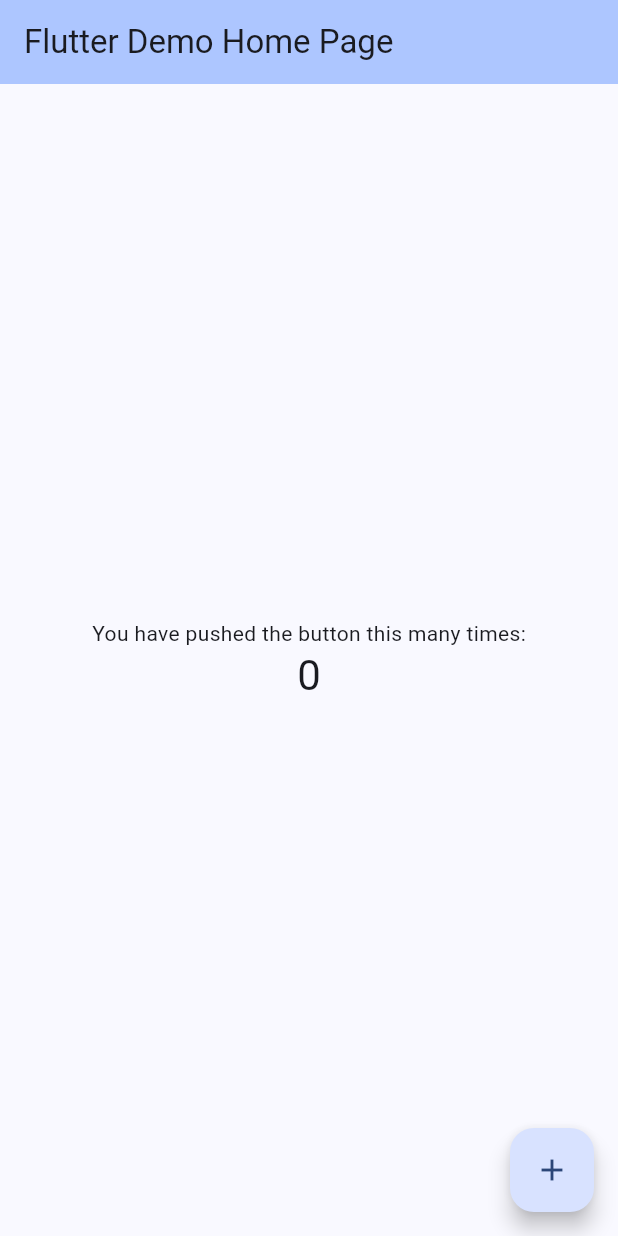
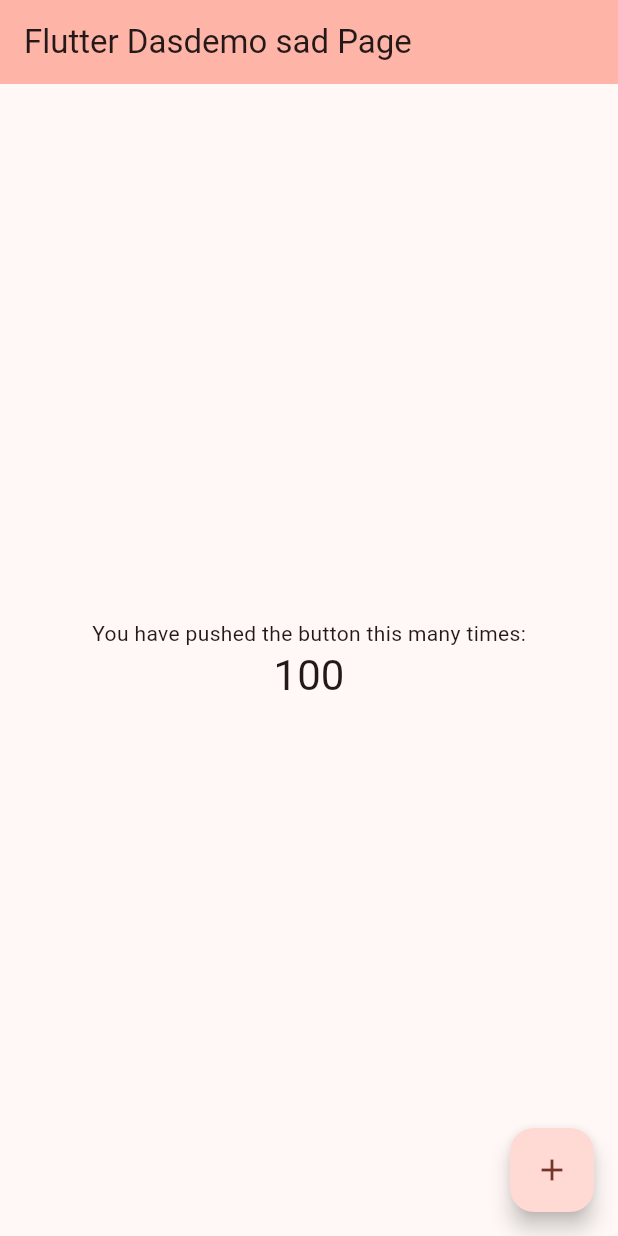
Before and after one commit to eerfinn/Flutter-DemoApp, a Flutter app: the screen it shows after launch, on a phone screen of 412 x 824 dp. Run offline on Flutter 3.47's test engine with Material 3 defaults, Android fonts, the phone set to English and light mode, and no system bars.

Commit message:
set up hot reload

```diff
--- a/lib/main.dart
+++ b/lib/main.dart
@@ -28,9 +28,9 @@ class MyApp extends StatelessWidget {
         //
         // This works for code too, not just values: Most code changes can be
         // tested with just a hot reload.
-        colorScheme: ColorScheme.fromSeed(seedColor: Colors.blueAccent),
+        colorScheme: ColorScheme.fromSeed(seedColor: const Color.fromARGB(255, 255, 0, 0)),
       ),
-      home: const MyHomePage(title: 'Flutter Demo Home Page'),
+      home: const MyHomePage(title: 'Flutter Dasdemo sad Page'),
     );
   }
 }
@@ -54,7 +54,7 @@ class MyHomePage extends StatefulWidget {
 }
 
 class _MyHomePageState extends State<MyHomePage> {
-  int _counter = 0;
+  int _counter = 100;
 
   void _incrementCounter() {
     setState(() {
```
Also changed, not shown: 1 other file.
